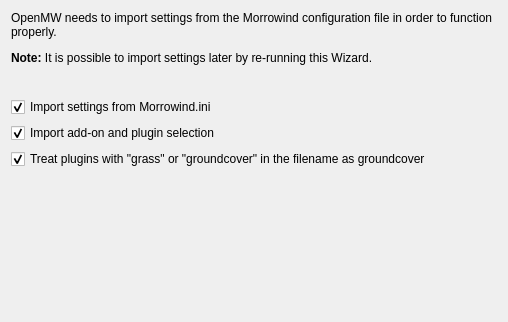
Old version of the form files/ui/wizard/importpage.ui in the repository MrZer0x0/TES3MP.
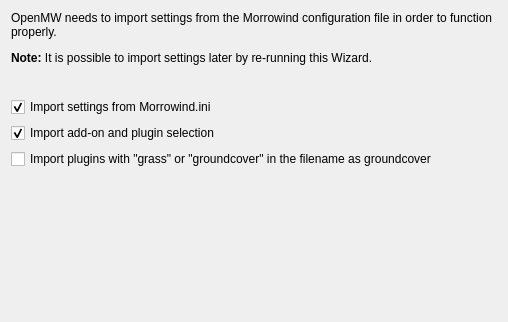
New version of the form.

The edit to the form file:
```diff
--- a/files/ui/wizard/importpage.ui
+++ b/files/ui/wizard/importpage.ui
@@ -53,13 +53,7 @@
    <item>
     <widget class="QCheckBox" name="groundcoverCheckBox">
      <property name="text">
-      <string>Treat plugins with &quot;grass&quot; or &quot;groundcover&quot; in the filename as groundcover</string>
-     </property>
-     <property name="toolTip">
-      <string>When enabled, imported plugins whose filename contains grass or groundcover will be written to the groundcover list instead of the regular content list.</string>
-     </property>
-     <property name="checked">
-      <bool>true</bool>
+      <string>Import plugins with &quot;grass&quot; or &quot;groundcover&quot; in the filename as groundcover</string>
      </property>
     </widget>
    </item>
```
